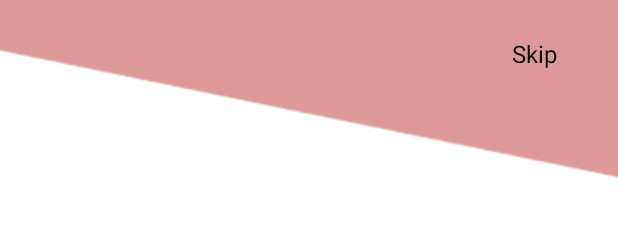
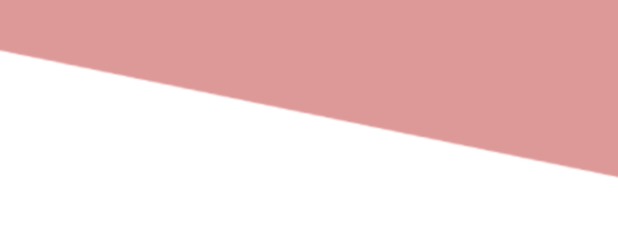
Before and after one commit to ksr-dev/onboarding-mvvm-template, an Android app: the layout fragment_onboarding_container.xml on its own in the app's theme, with its tools: preview values and no code run, on a phone screen of 412 x 824 dp. Shown: the top 235 px of the screen. Run offline under Robolectric (Android 15) with nearby library versions, the phone set to English and light mode, and no system bars; plain views replace DotsIndicator.

Commit message:
Fix skip button visibility bug

```diff
--- a/app/src/main/java/ee/ksr/template/ui/onboarding/OnboardingContainerFragment.kt
+++ b/app/src/main/java/ee/ksr/template/ui/onboarding/OnboardingContainerFragment.kt
@@ -50,6 +50,7 @@ class OnboardingContainerFragment : Fragment() {
             binding.continueButton.visibility = View.GONE
         }
         if (hasSkipButton) {
+            binding.skipButton.visibility = View.VISIBLE
             binding.skipButton.setOnClickListener {
                 navigateToHomeFragment()
             }
--- a/app/src/main/res/layout/fragment_onboarding_container.xml
+++ b/app/src/main/res/layout/fragment_onboarding_container.xml
@@ -27,6 +27,7 @@
         android:background="@color/transparent"
         android:text="@string/onboarding_skip"
         android:textAllCaps="false"
+        android:visibility="gone"
         app:layout_constraintEnd_toEndOf="parent"
         app:layout_constraintTop_toTopOf="parent" />
 
```
